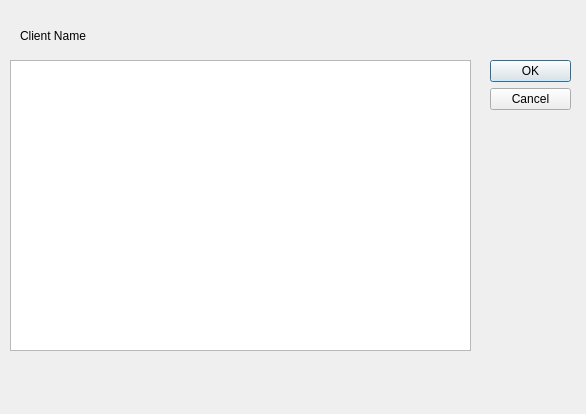
Qt form clientaccountsdialog.ui (kressecske/EVA1-bead3) before a commit.
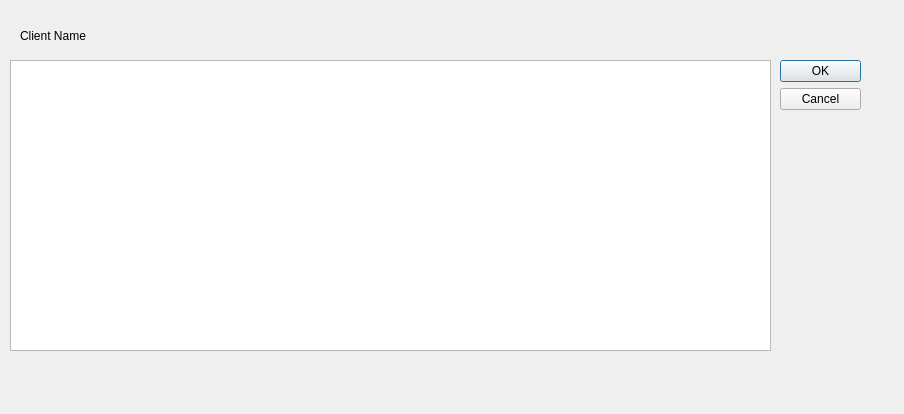
The same form after that commit.

Diff of the .ui file:
```diff
--- a/clientaccountsdialog.ui
+++ b/clientaccountsdialog.ui
@@ -6,7 +6,7 @@
    <rect>
     <x>0</x>
     <y>0</y>
-    <width>586</width>
+    <width>904</width>
     <height>414</height>
    </rect>
   </property>
@@ -16,7 +16,7 @@
   <widget class="QDialogButtonBox" name="buttonBox">
    <property name="geometry">
     <rect>
-     <x>490</x>
+     <x>780</x>
      <y>60</y>
      <width>81</width>
      <height>241</height>
@@ -34,7 +34,7 @@
     <rect>
      <x>10</x>
      <y>60</y>
-     <width>461</width>
+     <width>761</width>
      <height>291</height>
     </rect>
    </property>
```
